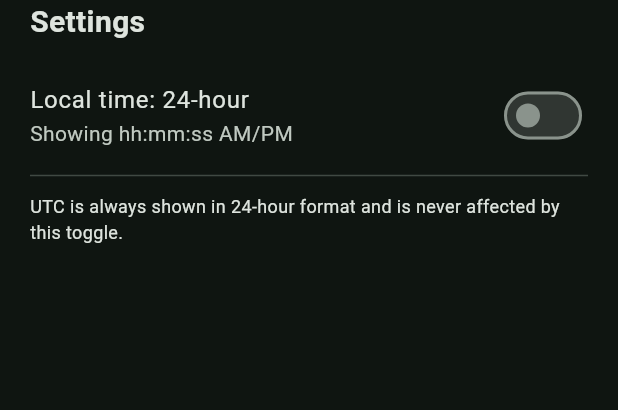
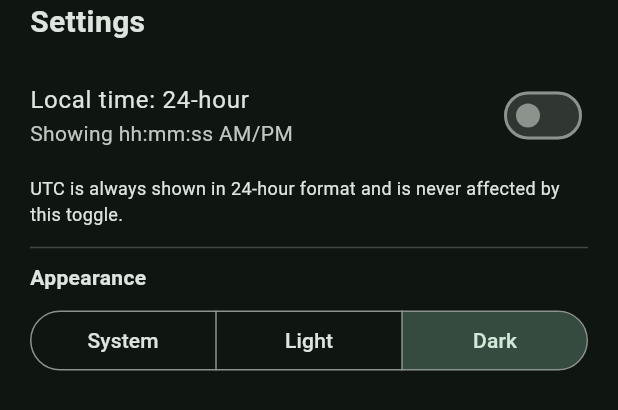
Before and after one commit to doodlecomms/gps_utc_clock, a Flutter app: the _SettingsSheet widget shown alone on an empty page, opened directly with empty values, on a phone screen of 412 x 824 dp. Shown: the top 410 px of the screen. Run offline on Flutter 3.47's test engine with Material 3 defaults, Android fonts, the phone set to English and light mode, and no system bars; our stand-ins replace geolocator, shared_preferences; missing offline and left inert: gps_time_plugin; accounts and stored records are empty.

Commit message:
Add System/Light/Dark appearance toggle (defaults to Dark)
- SettingsService persists themeMode (shared_preferences); first launch and
  any unrecognised stored value default to ThemeMode.dark
- MaterialApp gets light + dark themes from the mint seed; themeMode driven
  by the setting via a ListenableBuilder
- Settings sheet: "Appearance" SegmentedButton (System / Light / Dark)

Co-Authored-By: Claude Sonnet 5 <noreply@anthropic.com>

```diff
--- a/lib/clock_screen.dart
+++ b/lib/clock_screen.dart
@@ -373,17 +373,40 @@ class _SettingsSheet extends StatelessWidget {
                   value: settings.localUse24h,
                   onChanged: settings.setLocalUse24h,
                 ),
-                const Divider(height: 8),
                 const Padding(
-                  padding: EdgeInsets.only(top: 8, bottom: 4),
+                  padding: EdgeInsets.only(top: 4, bottom: 4),
                   child: Text(
                     'UTC is always shown in 24-hour format and is never affected '
                     'by this toggle.',
                     style: TextStyle(fontSize: 12),
                   ),
                 ),
+                const Divider(height: 20),
+                const Align(
+                  alignment: Alignment.centerLeft,
+                  child: Padding(
+                    padding: EdgeInsets.only(bottom: 8),
+                    child: Text(
+                      'Appearance',
+                      style: TextStyle(fontWeight: FontWeight.w600),
+                    ),
+                  ),
+                ),
+                SegmentedButton<ThemeMode>(
+                  showSelectedIcon: false,
+                  segments: const [
+                    ButtonSegment(
+                      value: ThemeMode.system,
+                      label: Text('System'),
+                    ),
+                    ButtonSegment(value: ThemeMode.light, label: Text('Light')),
+                    ButtonSegment(value: ThemeMode.dark, label: Text('Dark')),
+                  ],
+                  selected: {settings.themeMode},
+                  onSelectionChanged: (s) => settings.setThemeMode(s.first),
+                ),
                 if (gps.isSynced) ...[
-                  const SizedBox(height: 12),
+                  const Divider(height: 24),
                   OutlinedButton.icon(
                     onPressed: () {
                       gps.resetToSystemClock();
--- a/lib/main.dart
+++ b/lib/main.dart
@@ -33,20 +33,29 @@ class _GpsUtcClockAppState extends State<GpsUtcClockApp> {
     super.dispose();
   }
 
+  static ThemeData _theme(Brightness brightness) => ThemeData(
+    useMaterial3: true,
+    brightness: brightness,
+    colorScheme: ColorScheme.fromSeed(
+      seedColor: const Color(0xFF00E5A0),
+      brightness: brightness,
+    ),
+  );
+
   @override
   Widget build(BuildContext context) {
-    return MaterialApp(
-      title: 'GPS UTC Clock',
-      debugShowCheckedModeBanner: false,
-      theme: ThemeData(
-        useMaterial3: true,
-        brightness: Brightness.dark,
-        colorScheme: ColorScheme.fromSeed(
-          seedColor: const Color(0xFF00E5A0),
-          brightness: Brightness.dark,
-        ),
-      ),
-      home: ClockScreen(settings: _settings, gps: _gps),
+    return ListenableBuilder(
+      listenable: _settings,
+      builder: (context, _) {
+        return MaterialApp(
+          title: 'GPS UTC Clock',
+          debugShowCheckedModeBanner: false,
+          theme: _theme(Brightness.light),
+          darkTheme: _theme(Brightness.dark),
+          themeMode: _settings.themeMode,
+          home: ClockScreen(settings: _settings, gps: _gps),
+        );
+      },
     );
   }
 }
--- a/lib/settings_service.dart
+++ b/lib/settings_service.dart
@@ -1,14 +1,17 @@
+import 'package:flutter/material.dart' show ThemeMode;
 import 'package:flutter/foundation.dart';
 import 'package:shared_preferences/shared_preferences.dart';
 
-/// Persisted user settings. Currently just the local-time display format.
+/// Persisted user settings: local-time display format and app theme.
 ///
-/// The choice is stored with `shared_preferences` so it survives app restarts.
+/// Choices are stored with `shared_preferences` so they survive app restarts.
 class SettingsService extends ChangeNotifier {
   static const _kLocalUse24h = 'local_time_use_24h';
+  static const _kThemeMode = 'theme_mode';
 
   bool _loaded = false;
   bool _localUse24h = false; // default: 12-hour on first launch
+  ThemeMode _themeMode = ThemeMode.dark; // default: dark on first launch
 
   /// Whether initial load from disk has completed.
   bool get loaded => _loaded;
@@ -19,9 +22,13 @@ class SettingsService extends ChangeNotifier {
   /// Never affects the UTC display, which is always 24-hour.
   bool get localUse24h => _localUse24h;
 
+  /// System / light / dark. Applied to `MaterialApp.themeMode`.
+  ThemeMode get themeMode => _themeMode;
+
   Future<void> load() async {
     final prefs = await SharedPreferences.getInstance();
     _localUse24h = prefs.getBool(_kLocalUse24h) ?? false;
+    _themeMode = _parseThemeMode(prefs.getString(_kThemeMode));
     _loaded = true;
     notifyListeners();
   }
@@ -33,4 +40,19 @@ class SettingsService extends ChangeNotifier {
     final prefs = await SharedPreferences.getInstance();
     await prefs.setBool(_kLocalUse24h, value);
   }
+
+  Future<void> setThemeMode(ThemeMode value) async {
+    if (_themeMode == value) return;
+    _themeMode = value;
+    notifyListeners();
+    final prefs = await SharedPreferences.getInstance();
+    await prefs.setString(_kThemeMode, value.name);
+  }
+
+  static ThemeMode _parseThemeMode(String? name) => switch (name) {
+    'system' => ThemeMode.system,
+    'light' => ThemeMode.light,
+    'dark' => ThemeMode.dark,
+    _ => ThemeMode.dark, // unset / unrecognised -> default
+  };
 }
```
Also changed, not shown: 1 other file.
